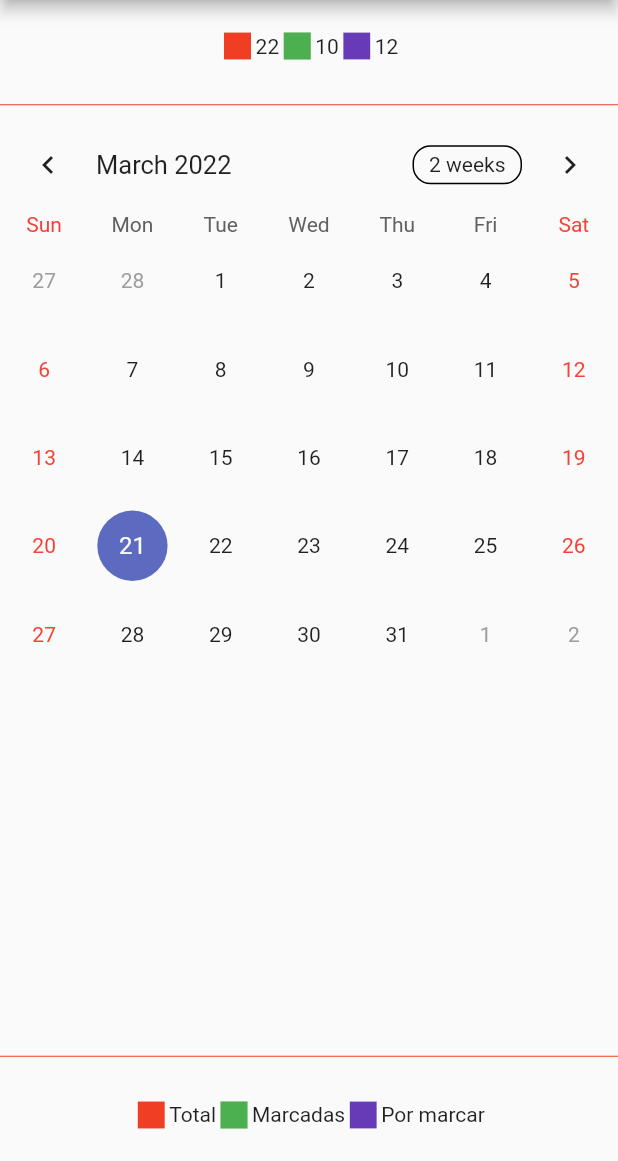
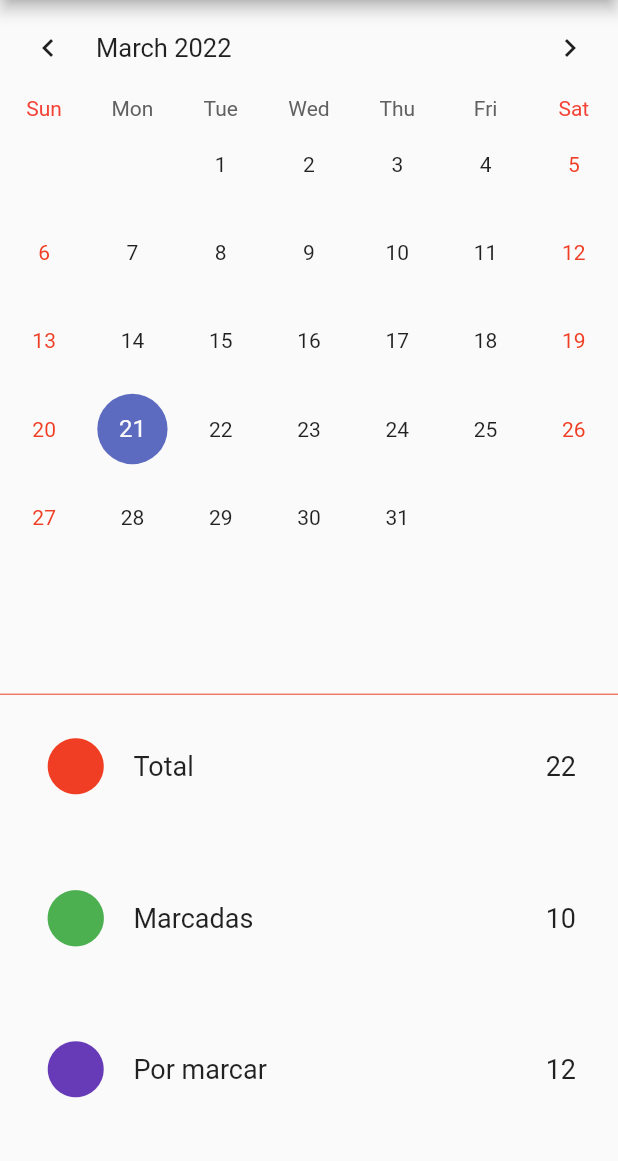
Before and after one commit to DEISI-ULHT-TFC-2021-22/empresa251-Aplica-o-mobile-central-de-apps-existentes, a Flutter app: the VacationsScreen screen opened by its route, on a phone screen of 412 x 824 dp, the part 75-1236 px from its top. Run offline on Flutter 3.47's test engine with Material 2 defaults, Android fonts, the phone set to English and light mode, and no system bars; drawn by our look-alikes of table_calendar; our stand-ins replace splashscreen.

```diff
--- a/lib/config/palette.dart
+++ b/lib/config/palette.dart
@@ -2,6 +2,38 @@ import 'package:flutter/material.dart';
 class Palette {
   static const MaterialColor orange = MaterialColor(
     0xffef3e23, // 0% comes in here, this will be color picked if no shade is selected when defining a Color property which doesn’t require a swatch.
+    <int, Color>{
+      50: const Color(0xffffe0e0),//10%
+      100: const Color(0xfffa948b),//20%
+      200: const Color(0xffef3e23),//30%
+      300: const Color(0xffef3e23),//40%
+      400: const Color(0xf0ef3e23),//50%
+      500: const Color(0xffef3e23),//60%
+      600: const Color(0xffef3e23),//70%
+      700: const Color(0xffef3e23),//80%
+      800: const Color(0xffef3e23),//90%
+      900: const Color(0xffef3e23),//100%
+    },
+  );
+
+  static const MaterialColor lightOrange = MaterialColor(
+    0xffef6b51, // 0% comes in here, this will be color picked if no shade is selected when defining a Color property which doesn’t require a swatch.
+    <int, Color>{
+      50: const Color(0xffef6b51),//10%
+      100: const Color(0xffef3e23),//20%
+      200: const Color(0xffef3e23),//30%
+      300: const Color(0xffef3e23),//40%
+      400: const Color(0xf0ef3e23),//50%
+      500: const Color(0xffef3e23),//60%
+      600: const Color(0xffef3e23),//70%
+      700: const Color(0xffef3e23),//80%
+      800: const Color(0xffef3e23),//90%
+      900: const Color(0xffef3e23),//100%
+    },
+  );
+
+  static const MaterialColor green = MaterialColor(
+    0xff4caf50, // 0% comes in here, this will be color picked if no shade is selected when defining a Color property which doesn’t require a swatch.
     <int, Color>{
       50: const Color(0xffce5641 ),//10%
       100: const Color(0xffb74c3a),//20%
--- a/lib/screens/vacations_screen.dart
+++ b/lib/screens/vacations_screen.dart
@@ -2,9 +2,8 @@ import 'package:flutter/material.dart';
 import 'package:integer/config/palette.dart';
 import 'package:integer/widgets/drawer/drawer.dart';
 import 'package:integer/widgets/app_bar.dart';
-import 'package:integer/widgets/vacation/vacation_count.dart';
-import 'package:integer/widgets/vacation/vacation_label.dart';
 import 'package:integer/widgets/vacation/calendar.dart';
+import 'package:integer/widgets/vacation/vacation_card.dart';
 
 class VacationsScreen extends StatelessWidget {
   final String title;
@@ -15,45 +14,18 @@ class VacationsScreen extends StatelessWidget {
     return Scaffold(
       drawer: const NavDrawer(),
       appBar: TopAppBar(title: title, titleColor: Colors.white),
-      body: Container(
-        child: Column(
+      body: Column(
         children: <Widget>[
           Expanded(
-              flex: 1,
-              child: Row(
-                mainAxisAlignment: MainAxisAlignment.spaceEvenly,
-                children: [
-                  Column(
-                    mainAxisAlignment: MainAxisAlignment.spaceEvenly,
-                    children: const [
-                      VacationCount(),
-                    ],
-                  ),
-                ]
-              ),
-            ),
-            const Divider(color: Palette.orange),
-            Expanded(
-              flex: 10,
+            flex: 3,
             child: Calendar(),
           ),
           const Divider(color: Palette.orange),
-            Expanded(
-              flex: 1,
-              child: Row(
-                  mainAxisAlignment: MainAxisAlignment.spaceEvenly,
-                  children: [
-                    Column(
-                      mainAxisAlignment: MainAxisAlignment.spaceEvenly,
-                      children: const [
-                        VacationLabel(),
-                      ],
-                    ),
-                  ]
-              ),
+          const Expanded(
+            flex: 2,
+            child: VacationCard(),
           ),
         ],
-        ),
       ),
     );
   }
--- a/lib/widgets/demo_values.dart
+++ b/lib/widgets/demo_values.dart
@@ -6,4 +6,12 @@ class DemoValues {
   static final String postTime = "14 Março, 2022";
   static final String postTitle = "Desde 2007 no mercado das TI";
   static final String postSummary = "A Integer Consulting é uma empresa portuguesa de consultoria em tecnologias de informação. Somos especialistas em serviços de IT Outsourcing, software, projetos de nearshore e desenvolvimento à medida.";
+
+  static final Map<DateTime, List> holidays = {
+    DateTime(2022, 3, 21): ['Férias'],
+    DateTime(2022, 3, 22): ['Férias'],
+    DateTime(2022, 3, 23): ['Férias'],
+    DateTime(2022, 3, 24): ['Férias'],
+    DateTime(2022, 3, 25): ['Férias'],
+  };
 }
--- a/lib/widgets/vacation/calendar.dart
+++ b/lib/widgets/vacation/calendar.dart
@@ -1,5 +1,9 @@
 import 'package:flutter/material.dart';
+import 'package:integer/config/palette.dart';
+import 'package:integer/widgets/demo_values.dart';
 import 'package:table_calendar/table_calendar.dart';
+
+final Map<DateTime, List> _holidays = DemoValues.holidays;
 
 class Calendar extends StatefulWidget {
   @override
@@ -11,22 +15,32 @@ class _CalendarState extends State<Calendar> {
 
   @override
   void initState() {
-    // TODO: implement initState
     super.initState();
     _calendarController = CalendarController();
   }
 
   @override
   void dispose() {
-    // TODO: implement dispose
     _calendarController.dispose();
     super.dispose();
   }
 
   @override
   Widget build(BuildContext context) {
-    return Container(
-      child: TableCalendar( calendarController: _calendarController, )
+    return TableCalendar(
+      calendarController: _calendarController,
+      locale: 'en_US',
+      holidays: _holidays,
+      initialCalendarFormat: CalendarFormat.month,
+      formatAnimation: FormatAnimation.slide,
+      availableCalendarFormats: const {
+        CalendarFormat.month: '',
+      },
+      calendarStyle: CalendarStyle(
+        outsideDaysVisible: false,
+        weekendStyle: const TextStyle().copyWith(color: Palette.orange),
+        holidayStyle: const TextStyle().copyWith(color: Palette.green),
+      ),
     );
   }
 }
--- /dev/null
+++ b/lib/widgets/vacation/vacation_card.dart
@@ -0,0 +1,66 @@
+import 'package:flutter/material.dart';
+import 'package:integer/config/palette.dart';
+
+class VacationCard extends StatelessWidget {
+  const VacationCard({Key? key}) : super(key: key);
+
+  @override
+  Widget build(BuildContext context) {
+    return Column(
+      children: const <Widget>[
+        Expanded(
+          flex: 1,
+          child: _SingleCard(label: 'Total', color: Palette.orange, vacationDays: 22),
+        ),
+        Expanded(
+          flex: 1,
+          child: _SingleCard(label: 'Marcadas', color: Palette.green, vacationDays: 10),
+        ),
+        Expanded(
+          flex: 1,
+          child: _SingleCard(label: 'Por marcar', color: Colors.deepPurple, vacationDays: 12),
+        ),
+      ],
+    );
+  }
+}
+
+class _SingleCard extends StatelessWidget {
+  final String label;
+  final Color color;
+  final int vacationDays;
+  const _SingleCard({Key? key, required this.color, required this.label, required this.vacationDays}) : super(key: key);
+
+  @override
+  Widget build(BuildContext context) {
+    return Card (
+      margin: EdgeInsets.all(12),
+      color: Theme.of(context).scaffoldBackgroundColor,
+      elevation: 0,
+      child: Column(
+        mainAxisSize: MainAxisSize.min,
+        children: <Widget>[
+          ListTile(
+            leading: Icon (
+              Icons.circle,
+              color: color,
+              size: 45
+            ),
+            title: Text(
+              label,
+              style: const TextStyle(
+                fontSize: 18,
+              ),
+            ),
+            trailing: Text(
+              vacationDays.toString(),
+              style: const TextStyle(
+                fontSize: 18,
+              ),
+            ),
+          ),
+        ],
+      ),
+    );
+  }
+}
--- a/lib/widgets/vacation/vacation_count.dart
+++ /dev/null
@@ -1,44 +0,0 @@
-import 'package:flutter/material.dart';
-import 'package:integer/config/palette.dart';
-import 'package:integer/helper/demo_values.dart';
-
-class VacationCount extends StatelessWidget {
-  const VacationCount({Key? key}) : super(key: key);
-
-  @override
-  Widget build(BuildContext context) {
-    return Container(
-      child: Row(
-        mainAxisAlignment: MainAxisAlignment.spaceEvenly,
-        children: <Widget>[
-          _VacationsDaysLabel(label: '22', color: Palette.orange),
-          _VacationsDaysLabel(label: '10', color: Colors.green),
-          _VacationsDaysLabel(label: '12', color: Colors.deepPurple),
-        ]
-      ),
-    );
-  }
-}
-
-class _VacationsDaysLabel extends StatelessWidget {
-  final String label;
-  final Color color;
-  const _VacationsDaysLabel({Key? key, required this.label, required this.color}) : super(key: key);
-
-  @override
-  Widget build(BuildContext context) {
-    return Container(
-      child: Row(
-          children: <Widget>[
-            Icon(
-              Icons.square,
-              color: color,
-            ),
-            Text(
-              label,
-            ),
-          ]
-      ),
-    );
-  }
-}
--- a/lib/widgets/vacation/vacation_label.dart
+++ /dev/null
@@ -1,43 +0,0 @@
-import 'package:flutter/material.dart';
-import 'package:integer/config/palette.dart';
-
-class VacationLabel extends StatelessWidget {
-  const VacationLabel({Key? key}) : super(key: key);
-
-  @override
-  Widget build(BuildContext context) {
-    return Container(
-      child: Row(
-          mainAxisAlignment: MainAxisAlignment.spaceEvenly,
-          children: <Widget>[
-            _VacationsDaysLabel(label: 'Total', color: Palette.orange),
-            _VacationsDaysLabel(label: 'Marcadas', color: Colors.green),
-            _VacationsDaysLabel(label: 'Por marcar', color: Colors.deepPurple),
-          ]
-      ),
-    );
-  }
-}
-
-class _VacationsDaysLabel extends StatelessWidget {
-  final String label;
-  final Color color;
-  const _VacationsDaysLabel({Key? key, required this.label, required this.color}) : super(key: key);
-
-  @override
-  Widget build(BuildContext context) {
-    return Container(
-      child: Row(
-          children: <Widget>[
-            Icon(
-              Icons.square,
-              color: color,
-            ),
-            Text(
-              label,
-            ),
-          ]
-      ),
-    );
-  }
-}
```
Lines whose indentation alone changed are shown as unchanged.
